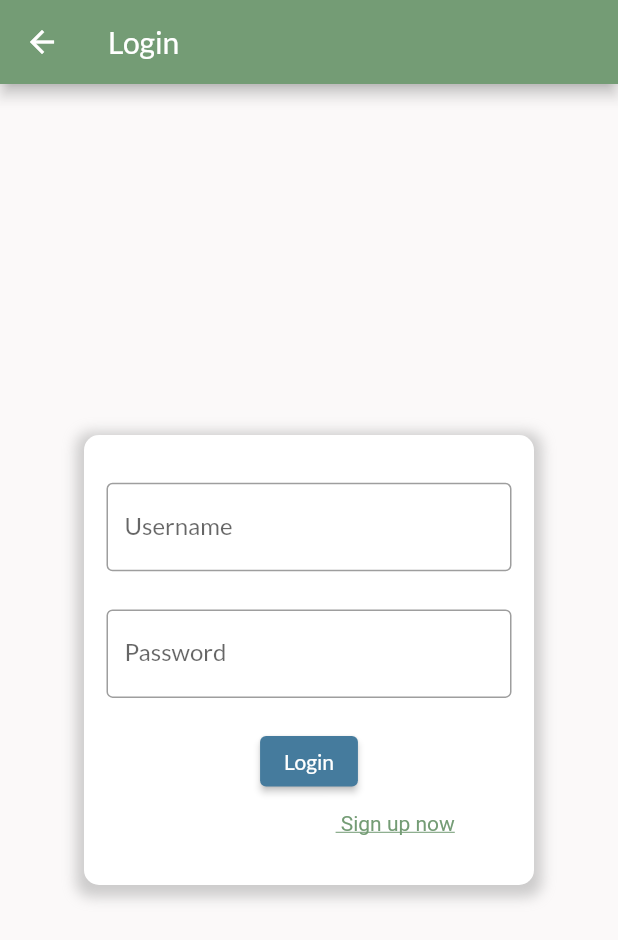
After one commit to Bunksly/frontend-project, a Flutter app: the screen it shows after launch, after a tap on "login", on a phone screen of 412 x 824 dp. The commit adds this screen. Shown: the top 940 px of the screen. Run offline on Flutter 3.47's test engine with Material 2 defaults, Android fonts, the phone set to English and light mode, and no system bars; our stand-ins replace dropdown_search, flutter_login, google_fonts, google_maps_flutter; missing offline and left inert: flutter_google_street_view; network calls fail.

Commit message:
added custom built login page

```diff
--- a/lib/home.dart
+++ b/lib/home.dart
@@ -18,7 +18,12 @@ class Home extends StatelessWidget {
             onPressed: () {
               Navigator.pushNamed(context, '/food-bank');
             },
-            child: Text("foodbank"))
+            child: Text("foodbank")),
+        ElevatedButton(
+            onPressed: () {
+              Navigator.pushNamed(context, '/login');
+            },
+            child: Text("login"))
       ],
     )));
   }
--- a/lib/main.dart
+++ b/lib/main.dart
@@ -3,6 +3,8 @@ import 'package:frontend/home.dart';
 import 'package:frontend/donor.dart';
 import 'package:frontend/profile_page.dart';
 import 'package:google_fonts/google_fonts.dart';
+import 'package:frontend/login.dart';
+import 'package:frontend/newLogin.dart';
 
 void main() {
   runApp(const MyApp());
@@ -34,6 +36,8 @@ class MyApp extends StatelessWidget {
     return MaterialApp(
       debugShowCheckedModeBanner: false,
       theme: ThemeData(
+          primaryColor: swatchColourCustom,
+          accentColor: swatchColourCustom,
           primarySwatch: swatchColourCustom,
           textTheme: GoogleFonts.latoTextTheme(Theme.of(context).textTheme),
           scaffoldBackgroundColor: scaffoldBackgroundColourCustom,
@@ -50,6 +54,7 @@ class MyApp extends StatelessWidget {
         '/': (context) => Home(),
         '/donor': (context) => Donor(),
         '/food-bank': (context) => FoodBankPage(),
+        '/login': ((context) => newLogin())
       },
     );
   }
--- /dev/null
+++ b/lib/newLogin.dart
@@ -0,0 +1,82 @@
+import 'package:flutter/gestures.dart';
+import 'package:flutter/material.dart';
+
+class newLogin extends StatefulWidget {
+  const newLogin({Key? key}) : super(key: key);
+
+  @override
+  State<newLogin> createState() => _newLoginState();
+}
+
+class _newLoginState extends State<newLogin> {
+  @override
+  Widget build(BuildContext context) {
+    return Scaffold(
+      body: Center(
+          child: Container(
+        decoration: BoxDecoration(
+            borderRadius: BorderRadius.only(
+                topLeft: Radius.circular(10),
+                topRight: Radius.circular(10),
+                bottomLeft: Radius.circular(10),
+                bottomRight: Radius.circular(10)),
+            color: Colors.white,
+            boxShadow: [
+              BoxShadow(
+                  color: Colors.grey.withOpacity(0.5),
+                  spreadRadius: 5,
+                  blurRadius: 7,
+                  offset: Offset(0, 3))
+            ]),
+        height: 300,
+        width: 300,
+        child: Form(
+            child: Expanded(
+                child: Padding(
+                    padding: EdgeInsets.all(15),
+                    child: Column(
+                      children: [
+                        Expanded(child: SizedBox()),
+                        Expanded(
+                          flex: 4,
+                          child: TextFormField(
+                            decoration: InputDecoration(
+                              labelText: "Username",
+                              border: OutlineInputBorder(),
+                            ),
+                          ),
+                        ),
+                        Expanded(child: SizedBox()),
+                        Expanded(
+                            flex: 4,
+                            child: TextFormField(
+                              decoration: InputDecoration(
+                                labelText: "Password",
+                                border: OutlineInputBorder(),
+                              ),
+                            )),
+                        Expanded(child: SizedBox()),
+                        Expanded(
+                            flex: 2,
+                            child: ElevatedButton(
+                                onPressed: () {}, child: Text('Login'))),
+                        Expanded(child: SizedBox()),
+                        Expanded(
+                            child: RichText(
+                                text: TextSpan(children: [
+                          TextSpan(text: 'New to our app?'),
+                          TextSpan(
+                              recognizer: TapGestureRecognizer()..onTap = () {},
+                              style: TextStyle(
+                                  color: Color(0xff749C75),
+                                  decoration: TextDecoration.underline),
+                              text: ' Sign up now')
+                        ]))),
+                        Expanded(child: SizedBox()),
+                      ],
+                    )))),
+      )),
+      appBar: AppBar(title: Text('Login')),
+    );
+  }
+}
--- a/pubspec.yaml
+++ b/pubspec.yaml
@@ -41,6 +41,7 @@ dependencies:
   dropdown_search: ^2.0.1
   google_fonts: ^2.3.1
   flutter_google_street_view: ^2.2.6
+  flutter_login: ^3.2.0
 
 dev_dependencies:
   flutter_test:
```
Also changed, not shown: lib/login.dart (added, +98 -0 lines), pubspec.lock, 4 other files.
